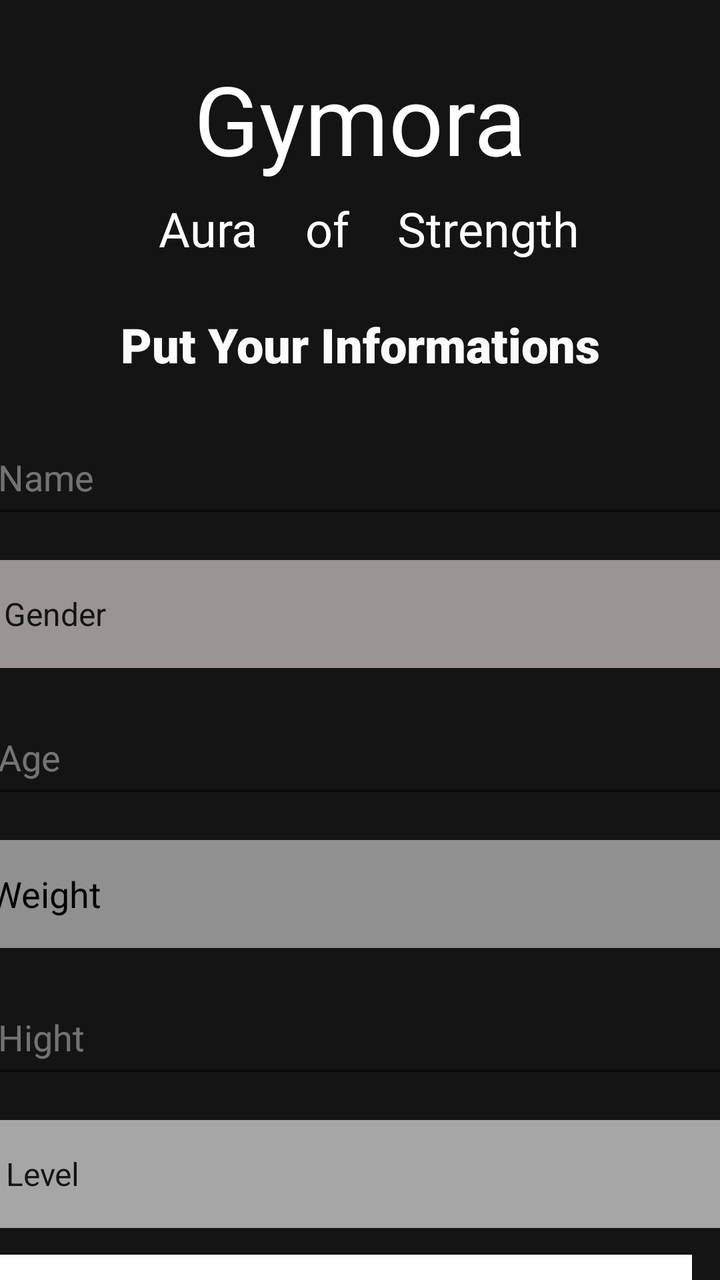
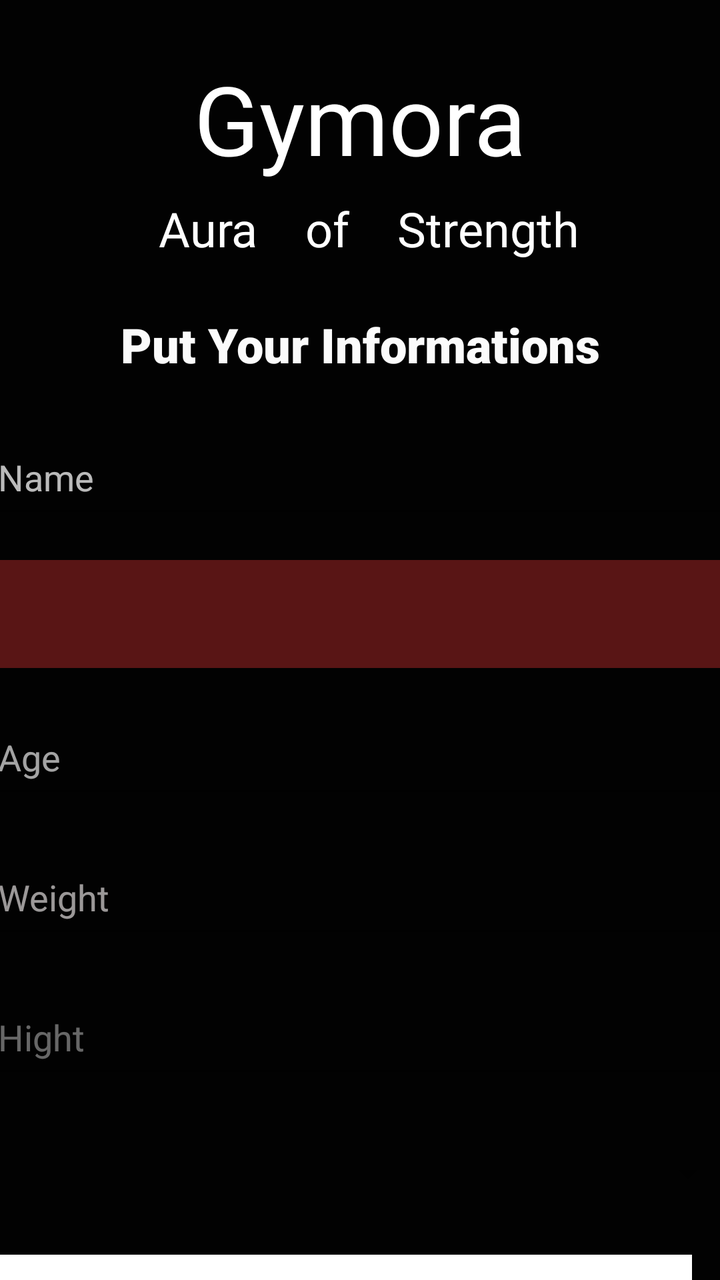

Screens rendered from an Android XML layout before and after an edit, with the pre-edit source and the edit as a unified diff.
<!-- AndroidManifest.xml: application theme Theme.Gymora -->
<!-- res/layout/activity_form.xml -->
<?xml version="1.0" encoding="utf-8"?>
<androidx.constraintlayout.widget.ConstraintLayout xmlns:android="http://schemas.android.com/apk/res/android"
    xmlns:app="http://schemas.android.com/apk/res-auto"
    xmlns:tools="http://schemas.android.com/tools"
    android:id="@+id/form_layout"
    android:layout_width="match_parent"
    android:layout_height="match_parent"
    android:background="#141414">

    <Spinner
        android:id="@+id/spinner3"
        android:layout_width="373dp"
        android:layout_height="54dp"
        android:layout_marginTop="16dp"
        android:background="#9EFFFFFF"
        android:entries="@array/my_items2"
        app:layout_constraintEnd_toEndOf="parent"
        app:layout_constraintHorizontal_bias="0.421"
        app:layout_constraintStart_toStartOf="parent"
        app:layout_constraintTop_toBottomOf="@+id/editTextText5" />

    <Button
        android:id="@+id/submit_button"
        style="@style/Widget.AppCompat.Button"
        android:layout_width="375dp"
        android:layout_height="55dp"
        android:layout_marginTop="16dp"
        android:layout_marginEnd="16dp"
        android:background="@color/cardview_light_background"
        android:fontFamily="sans-serif-black"
        android:text="Next"
        android:textColor="#040404"
        android:textSize="24sp"
        app:layout_constraintBottom_toBottomOf="parent"
        app:layout_constraintEnd_toEndOf="parent"
        app:layout_constraintHorizontal_bias="0.95"
        app:layout_constraintStart_toStartOf="parent"
        app:layout_constraintTop_toBottomOf="@+id/spinner3"
        app:layout_constraintVertical_bias="0.065" />

    <TextView
        android:id="@+id/textView8"
        android:layout_width="403dp"
        android:layout_height="52dp"
        android:layout_marginStart="8dp"
        android:fontFamily="@font/agbalumo"
        android:text="Aura    of    Strength"
        android:textAlignment="center"
        android:textColor="#FFFFFF"
        android:textSize="24sp"
        app:layout_constraintEnd_toEndOf="parent"
        app:layout_constraintStart_toStartOf="parent"
        app:layout_constraintTop_toBottomOf="@+id/textView7" />

    <TextView
        android:id="@+id/textView7"
        android:layout_width="404dp"
        android:layout_height="71dp"
        android:layout_marginStart="3dp"
        android:layout_marginTop="27dp"
        android:layout_marginEnd="4dp"
        android:fontFamily="@font/agbalumo"
        android:text="Gymora"
        android:textAlignment="center"
        android:textColor="#FFFFFF"
        android:textSize="48sp"
        app:layout_constraintEnd_toEndOf="parent"
        app:layout_constraintStart_toStartOf="parent"
        app:layout_constraintTop_toTopOf="parent" />

    <EditText
        android:id="@+id/editTextText5"
        android:layout_width="373dp"
        android:layout_height="54dp"
        android:layout_marginTop="16dp"
        android:ems="10"
        android:hint="Hight"
        android:inputType="text"
        android:textColor="@color/white"
        android:textColorHint="#66FFFFFF"
        app:layout_constraintEnd_toEndOf="parent"
        app:layout_constraintHorizontal_bias="0.421"
        app:layout_constraintStart_toStartOf="parent"
        app:layout_constraintTop_toBottomOf="@+id/editTextText4" />

    <EditText
        android:id="@+id/editTextText4"
        android:layout_width="373dp"
        android:layout_height="54dp"
        android:layout_marginTop="16dp"
        android:background="#87FFFFFF"
        android:ems="10"
        android:hint="Weight"
        android:inputType="text"
        android:textColor="@color/black"
        android:textColorHint="#000000"
        app:layout_constraintEnd_toEndOf="parent"
        app:layout_constraintHorizontal_bias="0.421"
        app:layout_constraintStart_toStartOf="parent"
        app:layout_constraintTop_toBottomOf="@+id/editTextText2" />

    <EditText
        android:id="@+id/editTextText2"
        android:layout_width="373dp"
        android:layout_height="54dp"
        android:layout_marginTop="16dp"
        android:ems="10"
        android:hint="Age"
        android:inputType="text"
        android:textColor="@color/white"
        android:textColorHint="#69FFFFFF"
        app:layout_constraintEnd_toEndOf="parent"
        app:layout_constraintHorizontal_bias="0.421"
        app:layout_constraintStart_toStartOf="parent"
        app:layout_constraintTop_toBottomOf="@+id/spinner" />

    <TextView
        android:id="@+id/textView6"
        android:layout_width="310dp"
        android:layout_height="50dp"
        android:layout_marginTop="156dp"
        android:fontFamily="sans-serif-black"
        android:text="Put Your Informations"
        android:textAlignment="center"
        android:textColor="#FBFBFB"
        android:textSize="24sp"
        app:layout_constraintEnd_toEndOf="parent"
        app:layout_constraintHorizontal_bias="0.497"
        app:layout_constraintStart_toStartOf="parent"
        app:layout_constraintTop_toTopOf="parent" />

    <EditText
        android:id="@+id/editTextText"
        android:layout_width="373dp"
        android:layout_height="54dp"
        android:layout_marginTop="4dp"
        android:ems="10"
        android:hint="Name"
        android:inputType="text"
        android:textColor="@color/white"
        android:textColorHint="#67FFFFFF"
        app:layout_constraintEnd_toEndOf="parent"
        app:layout_constraintHorizontal_bias="0.421"
        app:layout_constraintStart_toStartOf="parent"
        app:layout_constraintTop_toBottomOf="@+id/textView6" />

    <Spinner
        android:id="@+id/spinner"
        android:layout_width="373dp"
        android:layout_height="54dp"
        android:layout_marginTop="16dp"
        android:background="#A7F2F2F2"
        android:backgroundTint="#E0D8D8"
        android:entries="@array/my_items1"
        app:layout_constraintEnd_toEndOf="parent"
        app:layout_constraintStart_toStartOf="parent"
        app:layout_constraintTop_toBottomOf="@+id/editTextText" />

</androidx.constraintlayout.widget.ConstraintLayout>
<!-- resources referenced by this layout -->
<resources>
  <string-array name="my_items1">
          <item>Gender</item>
          <item>men</item>
          <item>women</item>
      </string-array>
  <string-array name="my_items2">
          <item>Level</item>
          <item>beginner</item>
          <item>intermediate</item>
          <item>professionnal</item>
      </string-array>
  <color name="black">#FF000000</color>
  <color name="white">#FFFFFFFF</color>
  <style name="Theme.Gymora" parent="Base.Theme.Gymora" />
  <style name="Base.Theme.Gymora" parent="Theme.AppCompat.DayNight.NoActionBar">
          
          
      </style>
</resources>

<!-- the commit's change to res/layout/activity_form.xml (unified diff, before → after) -->
@@ -5,15 +5,13 @@
     android:id="@+id/form_layout"
     android:layout_width="match_parent"
     android:layout_height="match_parent"
-    android:background="#141414">
+    android:background="#020202">
 
     <Spinner
-        android:id="@+id/spinner3"
+        android:id="@+id/spinner2"
         android:layout_width="373dp"
         android:layout_height="54dp"
         android:layout_marginTop="16dp"
-        android:background="#9EFFFFFF"
-        android:entries="@array/my_items2"
         app:layout_constraintEnd_toEndOf="parent"
         app:layout_constraintHorizontal_bias="0.421"
         app:layout_constraintStart_toStartOf="parent"
@@ -35,7 +33,7 @@
         app:layout_constraintEnd_toEndOf="parent"
         app:layout_constraintHorizontal_bias="0.95"
         app:layout_constraintStart_toStartOf="parent"
-        app:layout_constraintTop_toBottomOf="@+id/spinner3"
+        app:layout_constraintTop_toBottomOf="@+id/spinner2"
         app:layout_constraintVertical_bias="0.065" />
 
     <TextView
@@ -88,12 +86,11 @@
         android:layout_width="373dp"
         android:layout_height="54dp"
         android:layout_marginTop="16dp"
-        android:background="#87FFFFFF"
         android:ems="10"
         android:hint="Weight"
         android:inputType="text"
         android:textColor="@color/black"
-        android:textColorHint="#000000"
+        android:textColorHint="#9CFDF8F8"
         app:layout_constraintEnd_toEndOf="parent"
         app:layout_constraintHorizontal_bias="0.421"
         app:layout_constraintStart_toStartOf="parent"
@@ -108,11 +105,11 @@
         android:hint="Age"
         android:inputType="text"
         android:textColor="@color/white"
-        android:textColorHint="#69FFFFFF"
+        android:textColorHint="#A3FFFFFF"
         app:layout_constraintEnd_toEndOf="parent"
         app:layout_constraintHorizontal_bias="0.421"
         app:layout_constraintStart_toStartOf="parent"
-        app:layout_constraintTop_toBottomOf="@+id/spinner" />
+        app:layout_constraintTop_toBottomOf="@+id/spinner1" />
 
     <TextView
         android:id="@+id/textView6"
@@ -138,20 +135,18 @@
         android:hint="Name"
         android:inputType="text"
         android:textColor="@color/white"
-        android:textColorHint="#67FFFFFF"
+        android:textColorHint="#BAFFFFFF"
         app:layout_constraintEnd_toEndOf="parent"
         app:layout_constraintHorizontal_bias="0.421"
         app:layout_constraintStart_toStartOf="parent"
         app:layout_constraintTop_toBottomOf="@+id/textView6" />
 
     <Spinner
-        android:id="@+id/spinner"
+        android:id="@+id/spinner1"
         android:layout_width="373dp"
         android:layout_height="54dp"
         android:layout_marginTop="16dp"
-        android:background="#A7F2F2F2"
-        android:backgroundTint="#E0D8D8"
-        android:entries="@array/my_items1"
+        android:background="#591515"
         app:layout_constraintEnd_toEndOf="parent"
         app:layout_constraintStart_toStartOf="parent"
         app:layout_constraintTop_toBottomOf="@+id/editTextText" />
<!-- resource entries referenced after the edit -->
@@ -1,16 +1,5 @@
 <!-- resources referenced by this layout -->
 <resources>
-  <string-array name="my_items1">
-          <item>Gender</item>
-          <item>men</item>
-          <item>women</item>
-      </string-array>
-  <string-array name="my_items2">
-          <item>Level</item>
-          <item>beginner</item>
-          <item>intermediate</item>
-          <item>professionnal</item>
-      </string-array>
   <color name="black">#FF000000</color>
   <color name="white">#FFFFFFFF</color>
   <style name="Theme.Gymora" parent="Base.Theme.Gymora" />
